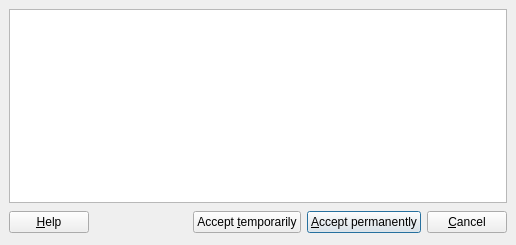
First picture: the form in src/forms/sslservertrust.ui, repository anrichter/qsvn, before the edit.
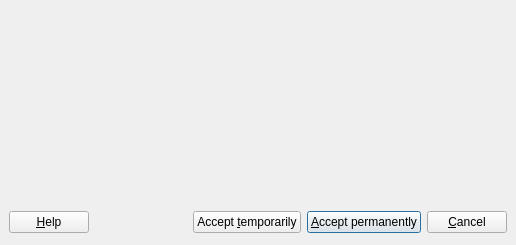
Second picture: the form after the edit.

```diff
--- a/src/forms/sslservertrust.ui
+++ b/src/forms/sslservertrust.ui
@@ -23,7 +23,11 @@
     <number>6</number>
    </property>
    <item row="0" column="0" >
-    <widget class="QTextBrowser" name="textBrowser" />
+    <widget class="QLabel" name="labelInformation" >
+     <property name="text" >
+      <string/>
+     </property>
+    </widget>
    </item>
    <item row="1" column="0" >
     <layout class="QHBoxLayout" >
```
Left out of the diff: 20 changed lines with no effect on the pictures.
